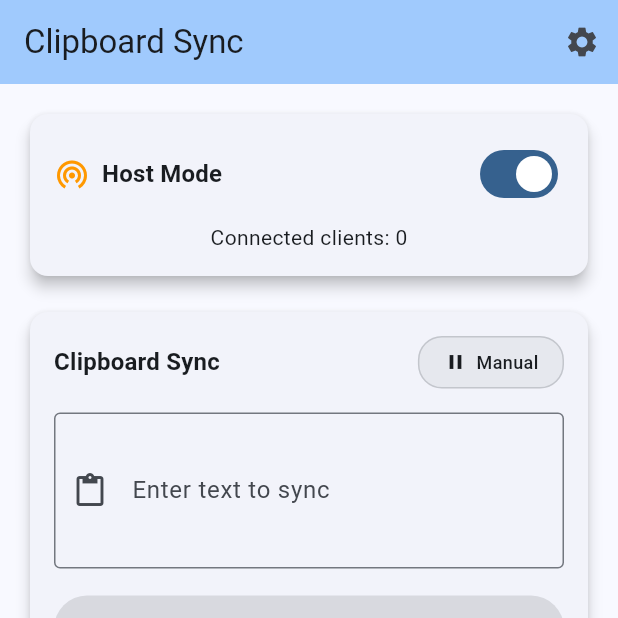
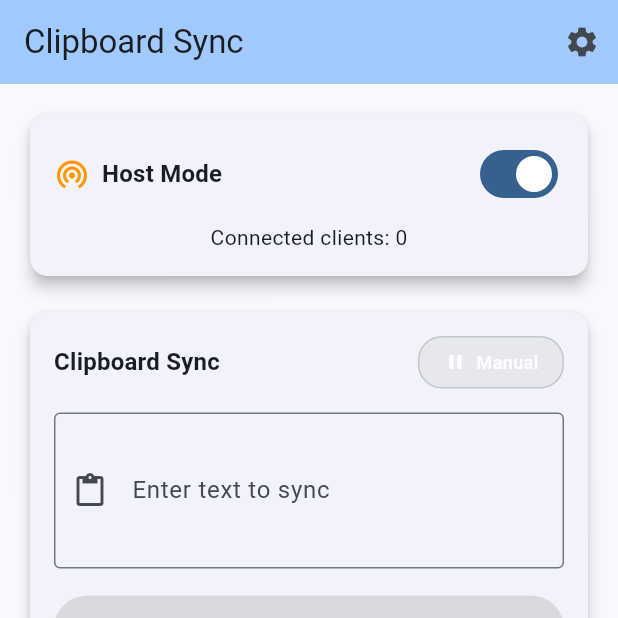
Before and after one commit to anubhavkrishna1/flip, a Flutter app: the screen it shows after launch, on a phone screen of 412 x 824 dp, the top half of it. Run offline on Flutter 3.47's test engine with Material 3 defaults, Android fonts, the light colour scheme and no system bars; our stand-ins replace package_info_plus, qr_flutter, shared_preferences, shelf, shelf_web_socket; missing offline and left inert: clipboard, mobile_scanner; statements that could not run were skipped.

Commit message:
Update auto-copy toggle UI for better visibility

```diff
--- a/lib/widgets/clipboard_sync_widget.dart
+++ b/lib/widgets/clipboard_sync_widget.dart
@@ -86,9 +86,7 @@ class _ClipboardSyncWidgetState extends State<ClipboardSyncWidget> {
                         Icon(
                         _autoCopyEnabled ? Icons.auto_mode : Icons.pause,
                         size: 16,
-                            color: _autoCopyEnabled
-                                ? Theme.of(context).primaryColor
-                                : Theme.of(context).colorScheme.onSurface,
+                        color: Colors.white,
                         ),
                         SizedBox(width: 6),
                         Text(
@@ -96,9 +94,7 @@ class _ClipboardSyncWidgetState extends State<ClipboardSyncWidget> {
                         style: TextStyle(
                           fontSize: 12,
                           fontWeight: FontWeight.w500,
-                              color: _autoCopyEnabled
-                                  ? Theme.of(context).primaryColor
-                                  : Theme.of(context).colorScheme.onSurface,
+                          color: Colors.white,
                         ),
                         ),
                       ],
```
Lines whose indentation alone changed are shown as unchanged.
